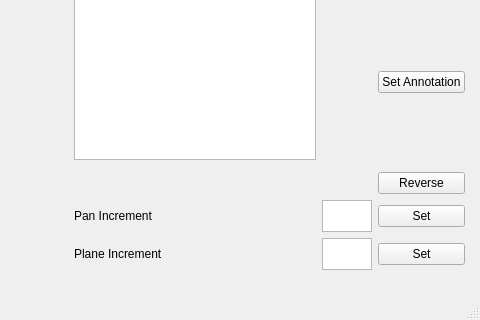
The window that dvid_viewer/Gui/dvid_viewer.ui (janelia-flyem/libdvid-utils) describes before a commit, drawn with Qt 5; both pictures show x 586 to 1066 and y 329 to 649 of the 1066 by 649 pixel window.
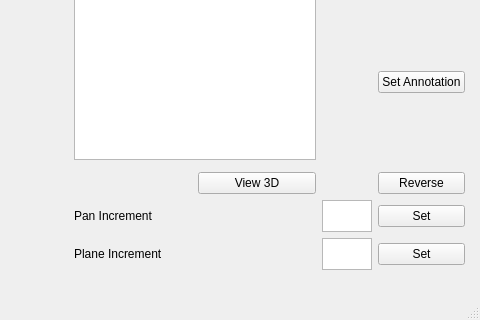
The same window after the commit.

Commit message: adds interface for 3d body pop-up (need actual URI)

Diff of the .ui file:
```diff
--- a/dvid_viewer/Gui/dvid_viewer.ui
+++ b/dvid_viewer/Gui/dvid_viewer.ui
@@ -563,6 +563,13 @@
       <item row="1" column="0" colspan="2">
        <widget class="QTextEdit" name="textAnnotation"/>
       </item>
+      <item row="3" column="1">
+       <widget class="QPushButton" name="viewButton">
+        <property name="text">
+         <string>View 3D</string>
+        </property>
+       </widget>
+      </item>
      </layout>
     </widget>
    </widget>
```
The commit also changes 4 other files.
